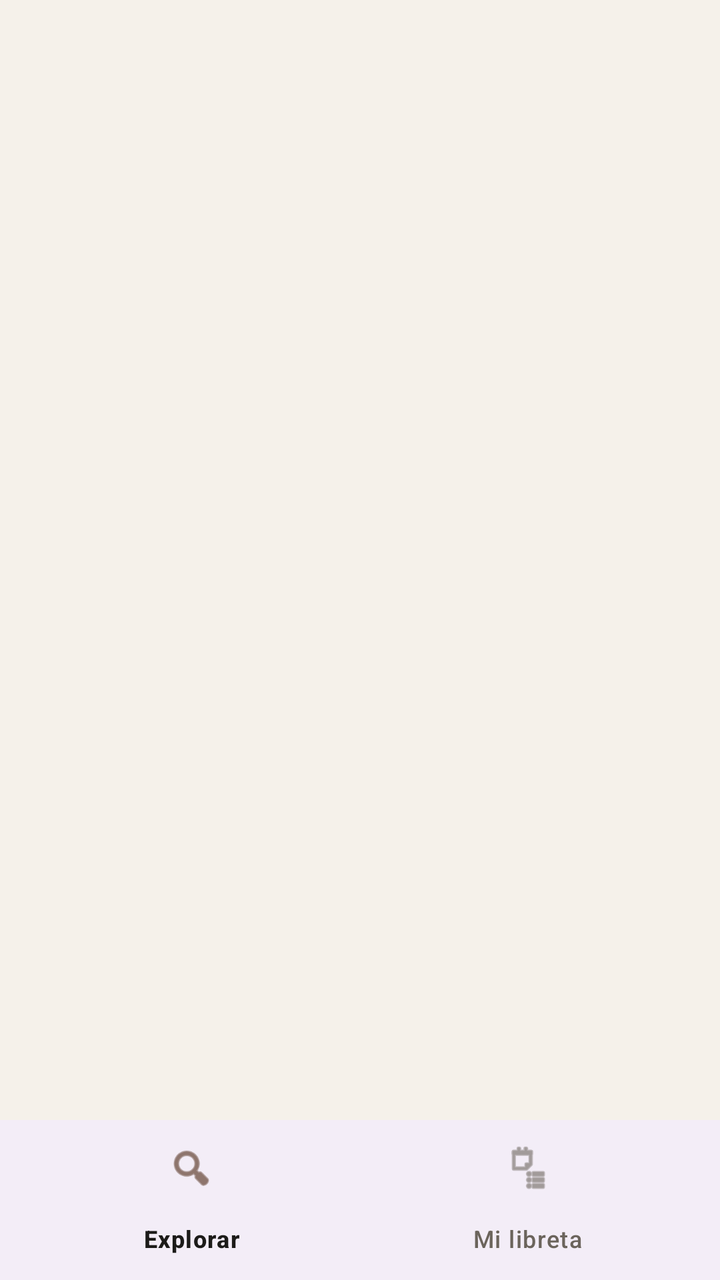
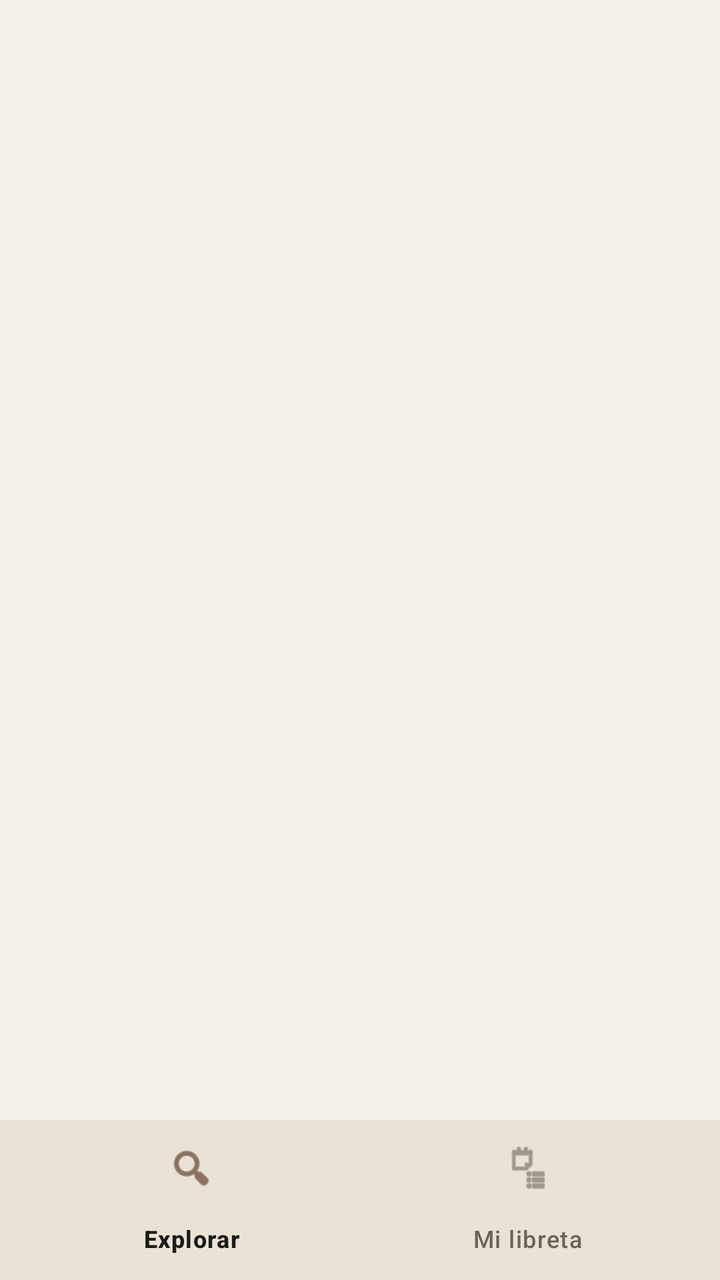

An Android layout rendered at two revisions. The XML below is the earlier revision; the diff shows what the commit changed to produce the second picture.
<!-- AndroidManifest.xml: activity theme Theme.Crave -->
<!-- res/layout/activity_main.xml -->
<?xml version="1.0" encoding="utf-8"?>
<androidx.constraintlayout.widget.ConstraintLayout xmlns:android="http://schemas.android.com/apk/res/android"
    xmlns:app="http://schemas.android.com/apk/res-auto"
    xmlns:tools="http://schemas.android.com/tools"
    android:id="@+id/main"
    android:layout_width="match_parent"
    android:layout_height="match_parent"
    tools:context=".MainActivity">

    
    <androidx.fragment.app.FragmentContainerView
        android:id="@+id/fragmentContainer"
        android:layout_width="0dp"
        android:layout_height="0dp"
        app:layout_constraintBottom_toTopOf="@id/bottomNavigation"
        app:layout_constraintEnd_toEndOf="parent"
        app:layout_constraintStart_toStartOf="parent"
        app:layout_constraintTop_toTopOf="parent" />

    
    <com.google.android.material.bottomnavigation.BottomNavigationView
        android:id="@+id/bottomNavigation"
        android:layout_width="0dp"
        android:layout_height="wrap_content"
        app:backgroundColor="@color/crave_surface"
        app:layout_constraintBottom_toBottomOf="parent"
        app:layout_constraintEnd_toEndOf="parent"
        app:layout_constraintStart_toStartOf="parent"
        app:menu="@menu/bottom_nav_menu" />

</androidx.constraintlayout.widget.ConstraintLayout>
<!-- resources referenced by this layout -->
<resources>
  <color name="crave_surface">#FFFDF9</color>
  <style name="Theme.Crave" parent="Theme.Material3.Light.NoActionBar">
          <item name="colorPrimary">@color/crave_brown</item>
          <item name="colorOnPrimary">@color/crave_cream</item>
          <item name="colorSecondary">@color/crave_terracotta</item>
          <item name="colorOnSecondary">@color/crave_cream</item>
          <item name="android:colorBackground">@color/crave_cream</item>
          <item name="colorSurface">@color/crave_cream</item>
          <item name="colorOnSurface">@color/crave_black</item>
          <item name="colorOnSurfaceVariant">@color/crave_gray</item>
          <item name="colorSecondaryContainer">@color/crave_terracotta_light</item>
          <item name="colorOnSecondaryContainer">@color/crave_brown</item>
      </style>
  <color name="crave_brown">#4A2511</color>
  <color name="crave_cream">#F5F1EA</color>
  <color name="crave_terracotta">#C8642F</color>
  <color name="crave_black">#1C1B19</color>
  <color name="crave_gray">#6B645C</color>
  <color name="crave_terracotta_light">#F2DDD0</color>
</resources>

<!-- the commit's change to res/layout/activity_main.xml (unified diff, before → after) -->
@@ -22,7 +22,7 @@
         android:id="@+id/bottomNavigation"
         android:layout_width="0dp"
         android:layout_height="wrap_content"
-        app:backgroundColor="@color/crave_surface"
+        app:backgroundTint="@color/crave_cream_dark"
         app:layout_constraintBottom_toBottomOf="parent"
         app:layout_constraintEnd_toEndOf="parent"
         app:layout_constraintStart_toStartOf="parent"
<!-- resource entries referenced after the edit -->
@@ -1,6 +1,6 @@
 <!-- resources referenced by this layout -->
 <resources>
-  <color name="crave_surface">#FFFDF9</color>
+  <color name="crave_cream_dark">#EAE2D5</color>
   <style name="Theme.Crave" parent="Theme.Material3.Light.NoActionBar">
           <item name="colorPrimary">@color/crave_brown</item>
           <item name="colorOnPrimary">@color/crave_cream</item>
